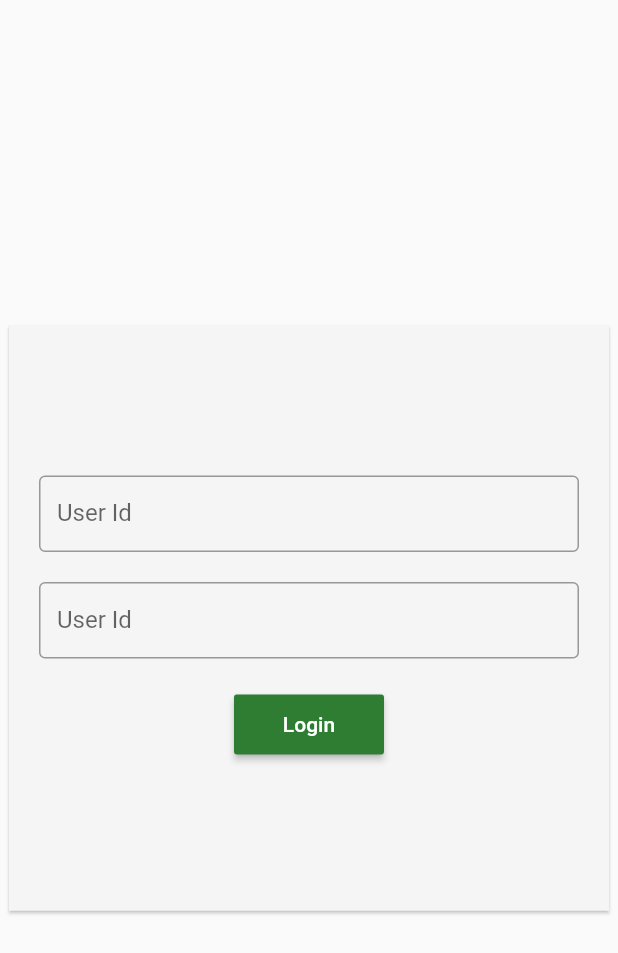
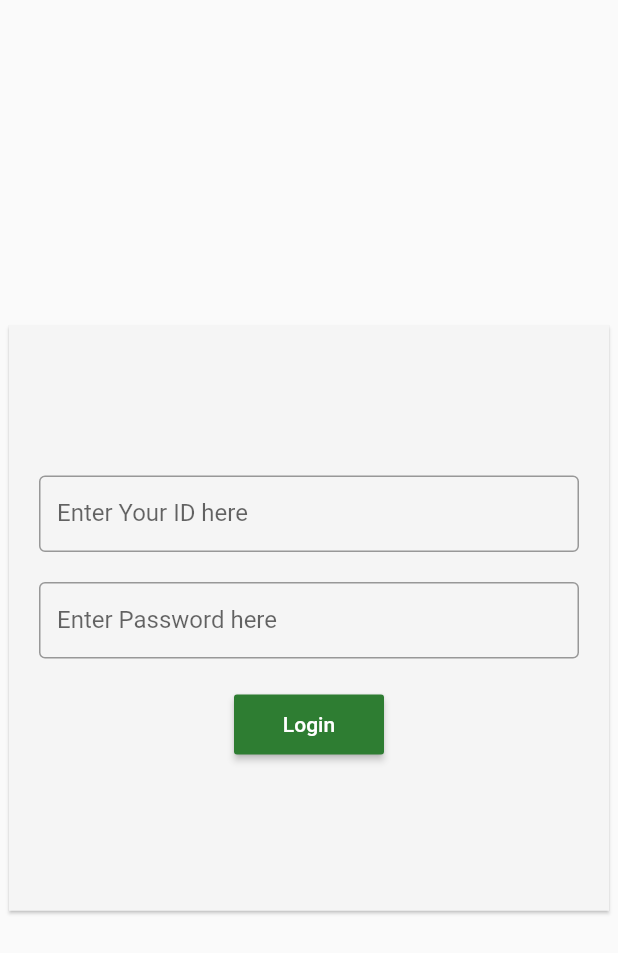
Before and after one commit to TesfalemN/kbs, a Flutter app: the screen it shows after launch, on a phone screen of 412 x 824 dp. Shown: the top 953 px of the screen. Run offline on Flutter 3.47's test engine with Material 2 defaults, Android fonts, the light colour scheme and no system bars; our stand-ins replace cloud_firestore, data_table_2, firebase_core, flutter_easyloading, get, google_fonts and 1 more; accounts and stored records are empty.

Commit message:
student department has changed

```diff
--- a/lib/view/admin/add_student_page.dart
+++ b/lib/view/admin/add_student_page.dart
@@ -54,7 +54,7 @@ class AddStudentPage extends StatelessWidget {
                   const TextField(
                     decoration: InputDecoration(
                       isDense: true,
-                      labelText: 'Student Department',
+                      labelText: 'Department',
                       border: OutlineInputBorder(),
                     ),
                   ),
--- a/lib/view/admin/student_page.dart
+++ b/lib/view/admin/student_page.dart
@@ -102,7 +102,7 @@ class StudentPage extends StatelessWidget {
                     size: ColumnSize.L,
                   ),
                   DataColumn2(
-                    label: Text('Student Department'),
+                    label: Text('Department'),
                     size: ColumnSize.L,
                   ),
                   DataColumn2(
--- a/lib/view/login_page.dart
+++ b/lib/view/login_page.dart
@@ -37,11 +37,11 @@ class LoginPage extends StatelessWidget {
                               ? 'Enter User Id'
                               : (2 <= value.length || value.length >= 10)
                                   ? null
-                                  : 'Enter User Id';
+                                  : 'Enter Employee Id';
                         },
                         decoration: const InputDecoration(
                           isDense: true,
-                          labelText: 'User Id',
+                          labelText: 'Enter Your ID here',
                           border: OutlineInputBorder(),
                         ),
                         onChanged: (value) {
@@ -58,14 +58,14 @@ class LoginPage extends StatelessWidget {
                             controller.userPasswordTextEditingController,
                         validator: (value) {
                           return value == null
-                              ? 'Enter User Password'
+                              ? 'Enter your Password'
                               : (2 <= value.length || value.length >= 10)
                                   ? null
-                                  : 'Enter User Password';
+                                  : 'Enter your Password';
                         },
                         decoration: const InputDecoration(
                           isDense: true,
-                          labelText: 'User Id',
+                          labelText: 'Enter Password here',
                           border: OutlineInputBorder(),
                         ),
                         onChanged: (value) {
```
